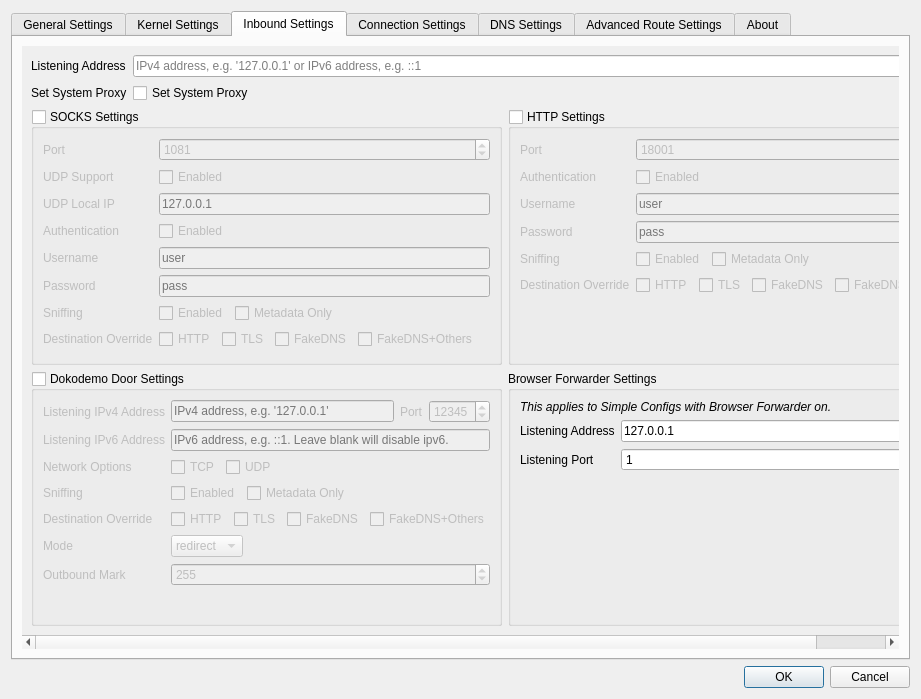
Above: src/ui/widgets/windows/w_PreferencesWindow.ui from Zhehao-w/Qv2ray-Z before the change. Below: the same form after it.
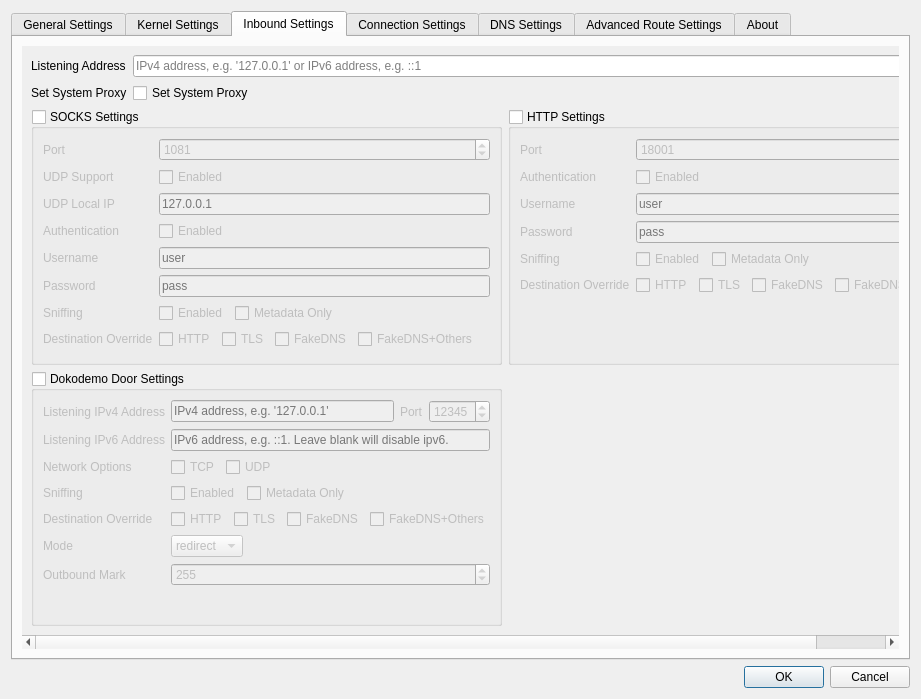
That is the form after the change. The open tabs and pages were chosen to show the change. Icons and pictures are not drawn.

Commit message: Remove retired Preferences Designer controls

Patch:
```diff
--- a/src/ui/widgets/windows/w_PreferencesWindow.ui
+++ b/src/ui/widgets/windows/w_PreferencesWindow.ui
@@ -1735,67 +1735,6 @@
                </layout>
               </widget>
              </item>
-             <item row="1" column="1">
-              <widget class="QGroupBox" name="groupBox_2">
-               <property name="enabled">
-                <bool>true</bool>
-               </property>
-               <property name="title">
-                <string>Browser Forwarder Settings</string>
-               </property>
-               <property name="checkable">
-                <bool>false</bool>
-               </property>
-               <property name="checked">
-                <bool>false</bool>
-               </property>
-               <layout class="QFormLayout" name="formLayout_14">
-                <item row="1" column="0">
-                 <widget class="QLabel" name="label_42">
-                  <property name="text">
-                   <string comment="Listening Address for Browser Forwarder">Listening Address</string>
-                  </property>
-                 </widget>
-                </item>
-                <item row="1" column="1">
-                 <widget class="QLineEdit" name="browserForwarderAddressTxt">
-                  <property name="text">
-                   <string notr="true">127.0.0.1</string>
-                  </property>
-                 </widget>
-                </item>
-                <item row="2" column="0">
-                 <widget class="QLabel" name="label_66">
-                  <property name="text">
-                   <string comment="Listening Port for Browser Forwarder">Listening Port</string>
-                  </property>
-                 </widget>
-                </item>
-                <item row="2" column="1">
-                 <widget class="QSpinBox" name="browserForwarderPortSB">
-                  <property name="minimum">
-                   <number>1</number>
-                  </property>
-                  <property name="maximum">
-                   <number>65535</number>
-                  </property>
-                 </widget>
-                </item>
-                <item row="0" column="0" colspan="2">
-                 <widget class="QLabel" name="label_82">
-                  <property name="font">
-                   <font>
-                    <italic>true</italic>
-                   </font>
-                  </property>
-                  <property name="text">
-                   <string>This applies to Simple Configs with Browser Forwarder on.</string>
-                  </property>
-                 </widget>
-                </item>
-               </layout>
-              </widget>
-             </item>
             </layout>
            </item>
           </layout>
```
Left out of the diff: 108 changed lines with no effect on the pictures.
